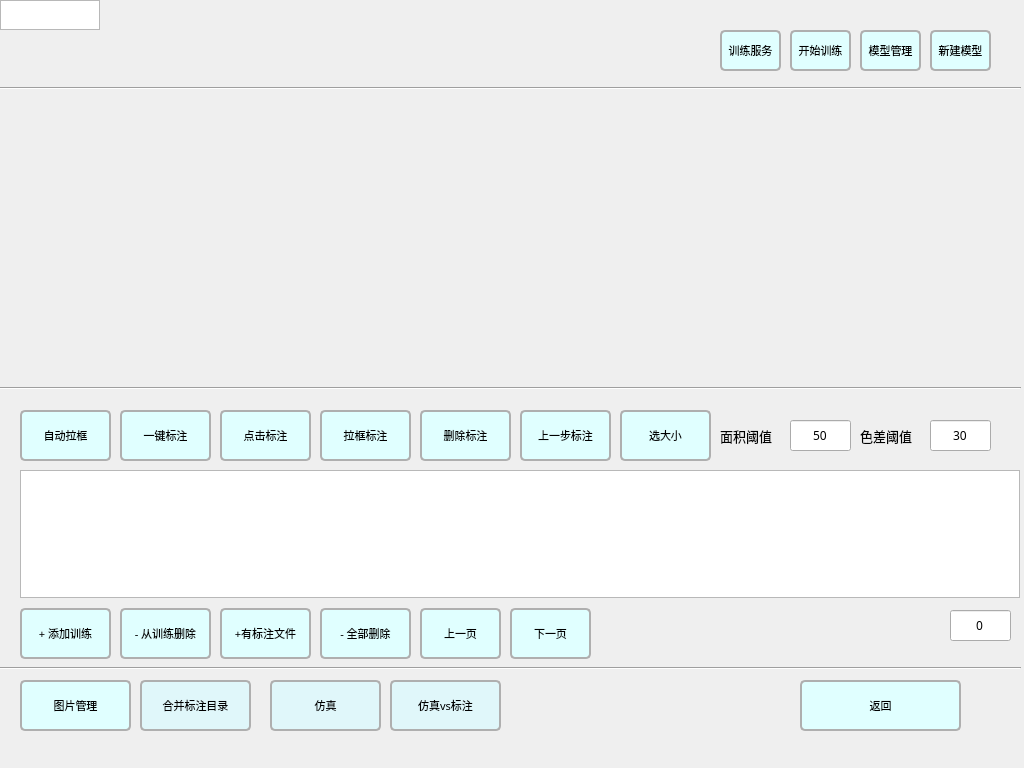
Above: aimodelset.ui from xiekai-aiai/duyisorter before the change. Below: the same form after it.
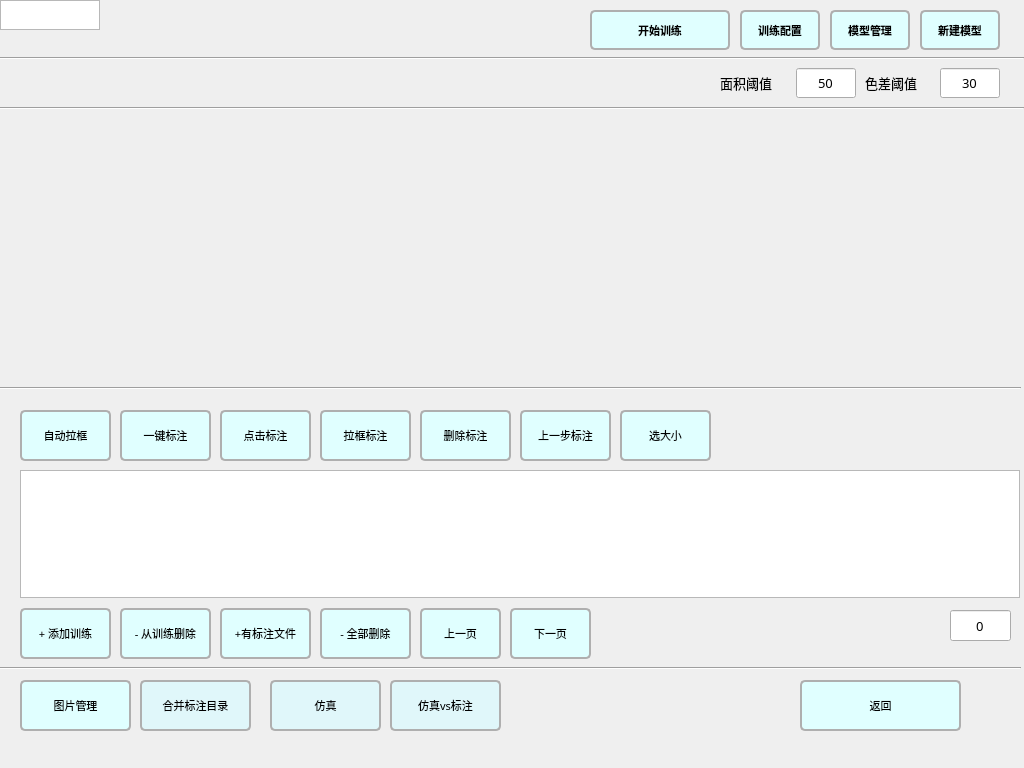
That is the form after the change. Icons and pictures are not drawn.

The edit to the form file:
```diff
--- a/aimodelset.ui
+++ b/aimodelset.ui
@@ -31,6 +31,7 @@
   <property name="font">
    <font>
     <family>HarmonyOS Sans Medium</family>
+    <pointsize>10</pointsize>
    </font>
   </property>
   <property name="windowTitle">
@@ -104,10 +105,10 @@
   <widget class="QLabel" name="tipLabel">
    <property name="geometry">
     <rect>
-     <x>20</x>
-     <y>100</y>
-     <width>891</width>
-     <height>31</height>
+     <x>270</x>
+     <y>10</y>
+     <width>320</width>
+     <height>40</height>
     </rect>
    </property>
    <property name="font">
@@ -126,16 +127,18 @@
   <widget class="QPushButton" name="trainServerCfgPushButton">
    <property name="geometry">
     <rect>
-     <x>720</x>
-     <y>30</y>
-     <width>61</width>
-     <height>41</height>
+     <x>740</x>
+     <y>10</y>
+     <width>80</width>
+     <height>40</height>
     </rect>
    </property>
    <property name="font">
     <font>
      <family>DejaVu Sans</family>
      <pointsize>8</pointsize>
+     <weight>75</weight>
+     <bold>true</bold>
     </font>
    </property>
    <property name="styleSheet">
@@ -155,22 +158,24 @@
 	   background-color: lightgrey;}</string>
    </property>
    <property name="text">
-    <string>训练服务</string>
+    <string>训练配置</string>
    </property>
   </widget>
   <widget class="QPushButton" name="modelTrainPushButton">
    <property name="geometry">
     <rect>
-     <x>790</x>
-     <y>30</y>
-     <width>61</width>
-     <height>41</height>
+     <x>590</x>
+     <y>10</y>
+     <width>140</width>
+     <height>40</height>
     </rect>
    </property>
    <property name="font">
     <font>
      <family>DejaVu Sans</family>
      <pointsize>8</pointsize>
+     <weight>75</weight>
+     <bold>true</bold>
     </font>
    </property>
    <property name="styleSheet">
@@ -196,18 +201,18 @@
   <widget class="QPushButton" name="modelSelPushButton">
    <property name="geometry">
     <rect>
-     <x>860</x>
-     <y>30</y>
-     <width>61</width>
-     <height>41</height>
+     <x>830</x>
+     <y>10</y>
+     <width>80</width>
+     <height>40</height>
     </rect>
    </property>
    <property name="font">
     <font>
      <family>DejaVu Sans</family>
      <pointsize>8</pointsize>
-     <weight>50</weight>
-     <bold>false</bold>
+     <weight>75</weight>
+     <bold>true</bold>
     </font>
    </property>
    <property name="styleSheet">
@@ -635,8 +640,8 @@
    <property name="geometry">
     <rect>
      <x>0</x>
-     <y>80</y>
-     <width>1021</width>
+     <y>50</y>
+     <width>1024</width>
      <height>16</height>
     </rect>
    </property>
@@ -804,18 +809,18 @@
   <widget class="QPushButton" name="modelNewPushButton">
    <property name="geometry">
     <rect>
-     <x>930</x>
-     <y>30</y>
-     <width>61</width>
-     <height>41</height>
+     <x>920</x>
+     <y>10</y>
+     <width>80</width>
+     <height>40</height>
     </rect>
    </property>
    <property name="font">
     <font>
      <family>DejaVu Sans</family>
      <pointsize>8</pointsize>
-     <weight>50</weight>
-     <bold>false</bold>
+     <weight>75</weight>
+     <bold>true</bold>
     </font>
    </property>
    <property name="styleSheet">
@@ -924,12 +929,17 @@
   <widget class="QLineEdit" name="m_areaThresholdlineEdit">
    <property name="geometry">
     <rect>
-     <x>790</x>
-     <y>420</y>
-     <width>61</width>
-     <height>31</height>
+     <x>796</x>
+     <y>68</y>
+     <width>60</width>
+     <height>30</height>
     </rect>
    </property>
+   <property name="font">
+    <font>
+     <pointsize>10</pointsize>
+    </font>
+   </property>
    <property name="text">
     <string>50</string>
    </property>
@@ -941,9 +951,9 @@
    <property name="geometry">
     <rect>
      <x>720</x>
-     <y>420</y>
-     <width>71</width>
-     <height>31</height>
+     <y>68</y>
+     <width>75</width>
+     <height>30</height>
     </rect>
    </property>
    <property name="font">
@@ -962,10 +972,10 @@
   <widget class="QLabel" name="colorDiffLabel">
    <property name="geometry">
     <rect>
-     <x>860</x>
-     <y>420</y>
-     <width>71</width>
-     <height>31</height>
+     <x>865</x>
+     <y>68</y>
+     <width>70</width>
+     <height>30</height>
     </rect>
    </property>
    <property name="font">
@@ -984,10 +994,10 @@
   <widget class="QLineEdit" name="m_colorDiffThresholdlineEdit">
    <property name="geometry">
     <rect>
-     <x>930</x>
-     <y>420</y>
-     <width>61</width>
-     <height>31</height>
+     <x>940</x>
+     <y>68</y>
+     <width>60</width>
+     <height>30</height>
     </rect>
    </property>
    <property name="text">
@@ -1130,6 +1140,19 @@
     <bool>true</bool>
    </property>
   </widget>
+  <widget class="Line" name="line_4">
+   <property name="geometry">
+    <rect>
+     <x>0</x>
+     <y>100</y>
+     <width>1024</width>
+     <height>16</height>
+    </rect>
+   </property>
+   <property name="orientation">
+    <enum>Qt::Horizontal</enum>
+   </property>
+  </widget>
  </widget>
  <resources>
   <include location="res.qrc"/>
```
